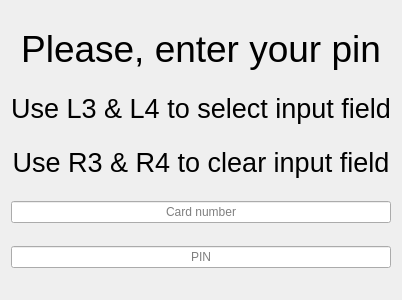
Before: the Qt Designer form UI/doubleinputscreen.ui in Mo1far-wiz/ATM, drawn with Qt 5.
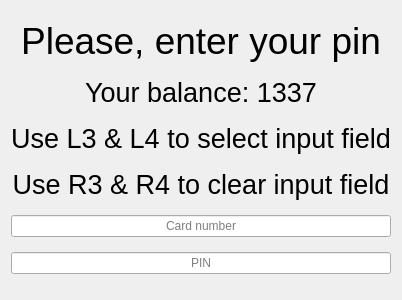
After: the same form once the commit is applied.

Commit message: Transaction screen

The edit to the form file:
```diff
--- a/UI/doubleinputscreen.ui
+++ b/UI/doubleinputscreen.ui
@@ -13,7 +13,7 @@
   <property name="windowTitle">
    <string>Form</string>
   </property>
-  <layout class="QVBoxLayout" name="verticalLayout" stretch="0,0,0,0,0">
+  <layout class="QVBoxLayout" name="verticalLayout" stretch="0,0,0,0,0,0">
    <item>
     <widget class="QLabel" name="label">
      <property name="sizePolicy">
@@ -35,6 +35,27 @@
      </property>
     </widget>
    </item>
+   <item>
+    <widget class="QLabel" name="labelOptional">
+     <property name="sizePolicy">
+      <sizepolicy hsizetype="Preferred" vsizetype="Fixed">
+       <horstretch>0</horstretch>
+       <verstretch>0</verstretch>
+      </sizepolicy>
+     </property>
+     <property name="font">
+      <font>
+       <pointsize>20</pointsize>
+      </font>
+     </property>
+     <property name="text">
+      <string>Your balance: 1337</string>
+     </property>
+     <property name="alignment">
+      <set>Qt::AlignCenter</set>
+     </property>
+    </widget>
+   </item>
    <item>
     <widget class="QLabel" name="label_2">
      <property name="sizePolicy">
```
The commit also changes 6 other files.
